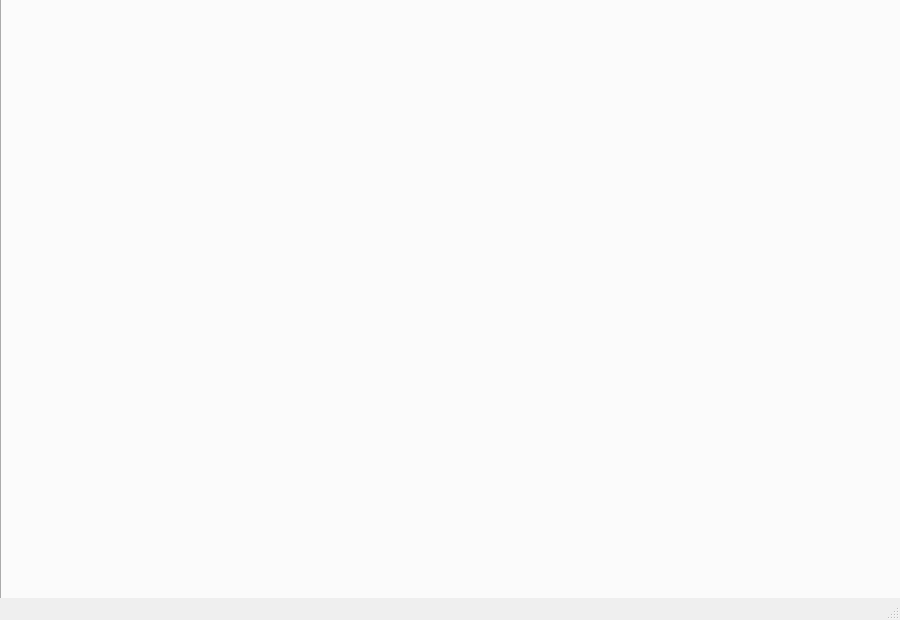
Above: MainFiles/UIDesign.ui from Fawad-Javed-Fateh/Zephyr-I before the change. Below: the same form after it.
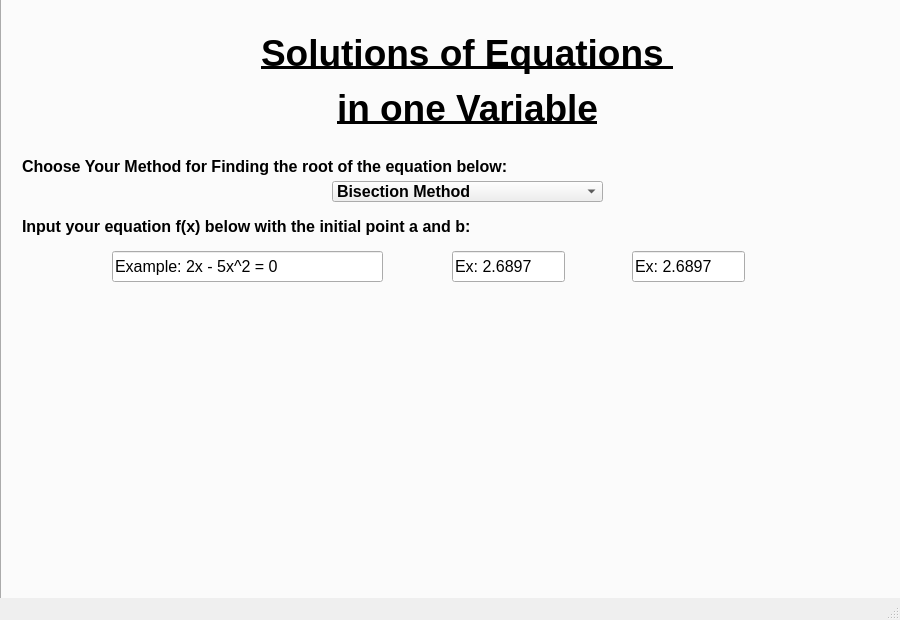
That is the form after the change. The open tabs and pages were chosen to show the change.

```diff
--- a/MainFiles/UIDesign.ui
+++ b/MainFiles/UIDesign.ui
@@ -35,6 +35,11 @@
       <height>631</height>
      </rect>
     </property>
+    <property name="font">
+     <font>
+      <pointsize>12</pointsize>
+     </font>
+    </property>
     <widget class="QWidget" name="MainTab">
      <attribute name="title">
       <string>Tab 1</string>
@@ -136,6 +141,138 @@
      <attribute name="title">
       <string>Page</string>
      </attribute>
+     <widget class="QLabel" name="Chapter2Heading">
+      <property name="geometry">
+       <rect>
+        <x>100</x>
+        <y>30</y>
+        <width>731</width>
+        <height>101</height>
+       </rect>
+      </property>
+      <property name="text">
+       <string>&lt;html&gt;&lt;head/&gt;&lt;body&gt;&lt;p align=&quot;center&quot;&gt;&lt;span style=&quot; font-size:28pt; font-weight:600; text-decoration: underline;&quot;&gt;Solutions of Equations &lt;/span&gt;&lt;/p&gt;&lt;p align=&quot;center&quot;&gt;&lt;span style=&quot; font-size:28pt; font-weight:600; text-decoration: underline;&quot;&gt;in one Variable&lt;/span&gt;&lt;/p&gt;&lt;/body&gt;&lt;/html&gt;</string>
+      </property>
+     </widget>
+     <widget class="QComboBox" name="Chp2choicebox">
+      <property name="geometry">
+       <rect>
+        <x>330</x>
+        <y>180</y>
+        <width>271</width>
+        <height>21</height>
+       </rect>
+      </property>
+      <property name="font">
+       <font>
+        <pointsize>12</pointsize>
+        <weight>75</weight>
+        <bold>true</bold>
+       </font>
+      </property>
+      <item>
+       <property name="text">
+        <string>Bisection Method</string>
+       </property>
+      </item>
+      <item>
+       <property name="text">
+        <string>Regulai Falsi Method</string>
+       </property>
+      </item>
+      <item>
+       <property name="text">
+        <string>Newton - Raphson Method</string>
+       </property>
+      </item>
+      <item>
+       <property name="text">
+        <string>Secant Method</string>
+       </property>
+      </item>
+      <item>
+       <property name="text">
+        <string>Fixed Point Iteration Method</string>
+       </property>
+      </item>
+     </widget>
+     <widget class="QLabel" name="Chp2label">
+      <property name="geometry">
+       <rect>
+        <x>20</x>
+        <y>150</y>
+        <width>551</width>
+        <height>31</height>
+       </rect>
+      </property>
+      <property name="text">
+       <string>&lt;html&gt;&lt;head/&gt;&lt;body&gt;&lt;p&gt;&lt;span style=&quot; font-size:12pt; font-weight:600;&quot;&gt;Choose Your Method for Finding the root of the equation below:&lt;/span&gt;&lt;/p&gt;&lt;/body&gt;&lt;/html&gt;</string>
+      </property>
+     </widget>
+     <widget class="QLabel" name="Chp2funclabel">
+      <property name="geometry">
+       <rect>
+        <x>20</x>
+        <y>210</y>
+        <width>551</width>
+        <height>31</height>
+       </rect>
+      </property>
+      <property name="text">
+       <string>&lt;html&gt;&lt;head/&gt;&lt;body&gt;&lt;p&gt;&lt;span style=&quot; font-weight:600;&quot;&gt;Input your equation f(x) below with the initial point a and b:&lt;/span&gt;&lt;/p&gt;&lt;/body&gt;&lt;/html&gt;</string>
+      </property>
+     </widget>
+     <widget class="QLineEdit" name="Chp2FuncInput">
+      <property name="geometry">
+       <rect>
+        <x>110</x>
+        <y>250</y>
+        <width>271</width>
+        <height>31</height>
+       </rect>
+      </property>
+      <property name="text">
+       <string>Example: 2x - 5x^2 = 0</string>
+      </property>
+     </widget>
+     <widget class="QLineEdit" name="Chp2Ainput">
+      <property name="geometry">
+       <rect>
+        <x>450</x>
+        <y>250</y>
+        <width>113</width>
+        <height>31</height>
+       </rect>
+      </property>
+      <property name="inputMask">
+       <string/>
+      </property>
+      <property name="text">
+       <string>Ex: 2.6897</string>
+      </property>
+      <property name="maxLength">
+       <number>32767</number>
+      </property>
+     </widget>
+     <widget class="QLineEdit" name="Chp2Binput">
+      <property name="geometry">
+       <rect>
+        <x>630</x>
+        <y>250</y>
+        <width>113</width>
+        <height>31</height>
+       </rect>
+      </property>
+      <property name="inputMask">
+       <string/>
+      </property>
+      <property name="text">
+       <string>Ex: 2.6897</string>
+      </property>
+      <property name="maxLength">
+       <number>32767</number>
+      </property>
+     </widget>
     </widget>
     <widget class="QWidget" name="Chapter3Tab">
      <attribute name="title">
```
